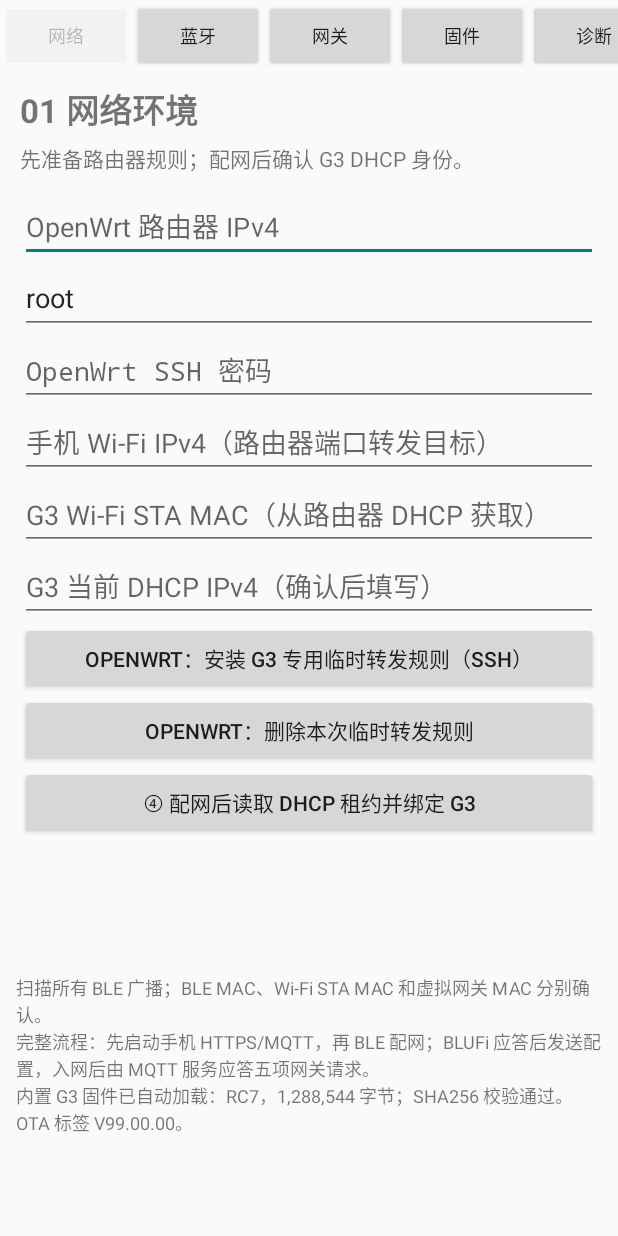
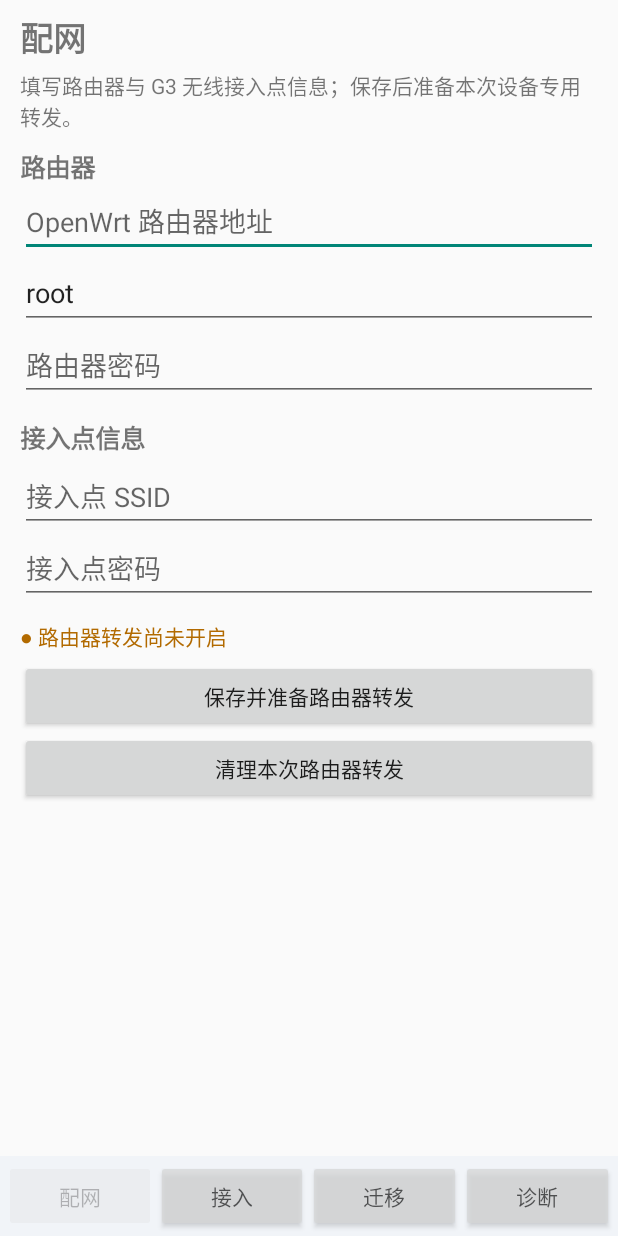
Before and after one commit to doa2011/daikin-g3-android, an Android app: the screen it shows after launch (MainActivity), on a phone screen of 412 x 824 dp. Run offline under Robolectric (Android 15) with nearby library versions, the phone set to English and light mode, and no system bars; pictures from the network do not load; 5 statements that could not run were skipped.

Commit message:
Reshape migration UI into four bottom tabs with advanced controls and status indicators

```diff
--- a/app/src/main/java/io/github/doa2011/g3provision/MainActivity.kt
+++ b/app/src/main/java/io/github/doa2011/g3provision/MainActivity.kt
@@ -68,96 +68,127 @@ class MainActivity : Activity() {
     private var firmwareFile: java.io.File? = null
     private var firmwareSha256: String? = null
     private lateinit var output: TextView
+    private lateinit var connectionStatus: TextView
+    private lateinit var routerStatus: TextView
+    private lateinit var gatewayAckPanel: LinearLayout
     private fun note(s: String) { runOnUiThread { if (::output.isInitialized) output.append(s + "\n") } }
     override fun onCreate(savedInstanceState: Bundle?) {
         super.onCreate(savedInstanceState)
         val root = LinearLayout(this).apply { orientation=LinearLayout.VERTICAL }
         val pages = linkedMapOf<String, ScrollView>()
-        val navigation = LinearLayout(this).apply { orientation=LinearLayout.HORIZONTAL }
-        val navScroll = HorizontalScrollView(this).apply {
-            isHorizontalScrollBarEnabled=false
-            addView(navigation)
-        }
         val content = android.widget.FrameLayout(this)
         fun createPage(key: String, title: String, subtitle: String): LinearLayout {
             val page = LinearLayout(this).apply {
                 orientation=LinearLayout.VERTICAL
                 setPadding(20,12,20,12)
                 addView(TextView(this@MainActivity).apply {
-                    text=title
-                    textSize=22f
+                    text=title; textSize=22f
                     setTypeface(typeface, android.graphics.Typeface.BOLD)
                 })
                 addView(TextView(this@MainActivity).apply { text=subtitle; setPadding(0,8,0,16) })
             }
-            val scroll = ScrollView(this).apply { isFillViewport=true; addView(page) }
+            val scroll=ScrollView(this).apply { isFillViewport=true; addView(page) }
             pages[key]=scroll
-            content.addView(scroll, android.widget.FrameLayout.LayoutParams(-1,-1))
+            content.addView(scroll,android.widget.FrameLayout.LayoutParams(-1,-1))
             return page
         }
-        fun field(page: LinearLayout, h: String, initial: String = ""): EditText = EditText(this).apply {
-            hint=h; setText(initial); page.addView(this)
+        fun field(page: LinearLayout, hintText: String, initial: String = ""): EditText =
+            EditText(this).apply { hint=hintText; setText(initial); page.addView(this) }
+        fun action(page: LinearLayout, label: String, onClick: () -> Unit) {
+            page.addView(Button(this).apply { text=label; setOnClickListener { onClick() } })
+        }
+        host=EditText(this).apply { hint="OpenWrt 路由器地址"; setText(currentGatewayIpv4()) }
+        sshUser=EditText(this).apply { hint="路由器用户名"; setText("root") }
+        sshPassword=EditText(this).apply { hint="路由器密码"; inputType=129 }
+        phoneIp=EditText(this).apply { setText(currentWifiIpv4()) }
+        ssid=EditText(this)
+        password=EditText(this).apply { inputType=129 }
+        bleAddress=EditText(this)
+        deviceStaMac=EditText(this)
+        g3Ip=EditText(this)
+        mac=EditText(this).apply { setText("020000000001") }
+        firmwareVersion=EditText(this).apply { setText(G3FirmwareValidator.BUNDLED_OTA_VERSION) }
+        selector=Spinner(this)
+        run {
+            val page=createPage("network","配网","填写路由器与 G3 无线接入点信息；保存后准备本次设备专用转发。")
+            page.addView(TextView(this).apply { text="路由器"; textSize=17f; setTypeface(typeface,android.graphics.Typeface.BOLD) })
+            page.addView(host); page.addView(sshUser); page.addView(sshPassword)
+            page.addView(TextView(this).apply { text="接入点信息"; textSize=17f; setPadding(0,18,0,4); setTypeface(typeface,android.graphics.Typeface.BOLD) })
+            field(page,"接入点 SSID").also { ssid=it }
+            field(page,"接入点密码").also { password=it; it.inputType=129 }
+            routerStatus=TextView(this).apply {
+                text="● 路由器转发尚未开启"
+                setTextColor(0xffb26a00.toInt()); setPadding(0,16,0,8)
+            }
+            page.addView(routerStatus)
+            action(page,"保存并准备路由器转发") {
+                phoneIp.setText(currentWifiIpv4())
+                installRouterSession()
+            }
+            action(page,"清理本次路由器转发") { removeRouterSession() }
         }
         run {
-            val page=createPage("network","01 网络环境","先准备路由器规则；配网后确认 G3 DHCP 身份。")
-            host=field(page,"OpenWrt 路由器 IPv4",currentGatewayIpv4())
-            sshUser=field(page,"OpenWrt SSH 用户名","root")
-            sshPassword=field(page,"OpenWrt SSH 密码").apply { inputType=129 }
-            phoneIp=field(page,"手机 Wi-Fi IPv4（路由器端口转发目标）",currentWifiIpv4())
-            deviceStaMac=field(page,"G3 Wi-Fi STA MAC（从路由器 DHCP 获取）")
-            g3Ip=field(page,"G3 当前 DHCP IPv4（确认后填写）")
-        page.addView(Button(this).apply { text="OpenWrt：安装 G3 专用临时转发规则（SSH）"; setOnClickListener { installRouterSession() } })
-        page.addView(Button(this).apply { text="OpenWrt：删除本次临时转发规则"; setOnClickListener { removeRouterSession() } })
-        page.addView(Button(this).apply { text="④ 配网后读取 DHCP 租约并绑定 G3"; setOnClickListener { discoverAndBindG3() } })
+            val page=createPage("access","接入","连接 G3 后发送接入点参数；不要求先完成其他标签操作。")
+            connectionStatus=TextView(this).apply {
+                text="● 尚未连接 G3"
+                setTextColor(0xffb3261e.toInt())
+                setPadding(12,12,12,12)
+                setBackgroundColor(0xffffebee.toInt())
+            }
+            page.addView(connectionStatus)
+            page.addView(selector)
+            action(page,"扫描并连接 G3") { scan() }
+            action(page,"发送配网参数") { provision() }
+            action(page,"高级") { showAccessAdvanced() }
         }
         run {
-            val page=createPage("ble","02 蓝牙配网","启动网关服务后扫描、连接并发送 Wi-Fi 配置。")
-            selector=Spinner(this); page.addView(selector)
-            bleAddress=field(page,"BLE MAC（可选，支持直接连接）")
-            ssid=field(page,"2.4GHz Wi-Fi SSID")
-            password=field(page,"Wi-Fi 密码").apply { inputType=129 }
-        page.addView(Button(this).apply { text="② 扫描 G3 BLE 设备"; setOnClickListener { scan() } })
-        page.addView(Button(this).apply { text="连接扫描选中设备"; setOnClickListener { connect() } })
-        page.addView(Button(this).apply { text="按 MAC 直接连接"; setOnClickListener { connectAddress() } })
-        page.addView(Button(this).apply { text="重试 BLUFi 握手（读取版本）"; setOnClickListener { requestBlufiVersion(retry=true) } })
-        page.addView(Button(this).apply { text="③ 发送 Wi-Fi 配网（不刷机）"; setOnClickListener { provision() } })
-        page.addView(Button(this).apply { text="仅补发虚拟网关 MAC（已配网，短按网络键后连接）"; setOnClickListener { provision(gatewayOnly=true) } })
+            val page=createPage("migration","迁移","发送 ESP32 / MCU 固件，并观察网关应答状态。")
+            action(page,"发送 OTA（ESP32 固件）") { triggerOta() }
+            action(page,"发送 MCU 固件") { showMcuUpgradeStatus() }
+            action(page,"高级") { showMigrationAdvanced() }
+            page.addView(TextView(this).apply {
+                text="五项网关应答检测"; textSize=18f
+                setTypeface(typeface,android.graphics.Typeface.BOLD)
+                setPadding(0,20,0,8)
+            })
+            gatewayAckPanel=LinearLayout(this).apply { orientation=LinearLayout.VERTICAL }
+            page.addView(gatewayAckPanel)
         }
         run {
-            val page=createPage("gateway","03 虚拟网关","配网前启动服务；观察五项网关请求与应答。")
-            mac=field(page,"虚拟网关 MAC","020000000001")
-        page.addView(Button(this).apply { text="① 启动手机 HTTPS/MQTT 服务（配网前）"; setOnClickListener { startLocalHttps() } })
-        page.addView(Button(this).apply { text="查看五项网关应答"; setOnClickListener { showGatewayAcks() } })
+            val page=createPage("diagnostics","诊断","总体操作日志与 MQTT 链路诊断。")
+            action(page,"打开 MQTT 链路诊断") { showMqttDiagnostics() }
+            output=TextView(this).apply { textSize=12f; setPadding(4,12,4,12) }
+            page.addView(output)
         }
-        run {
-            val page=createPage("firmware","04 固件迁移","仅在满足现有安全检查后触发 OTA。")
-            firmwareVersion=field(page,"OTA 目标标签（内置 RC7：V99.00.00）",G3FirmwareValidator.BUNDLED_OTA_VERSION)
-        page.addView(Button(this).apply { text="高级：手动选择其他 G3 raw 固件"; setOnClickListener { chooseFirmware() } })
-        page.addView(Button(this).apply { text="触发 ESP32 OTA（严格检查后单次发送）"; setOnClickListener { triggerOta() } })
-        }
-        run {
-            val page=createPage("diagnostics","05 实时诊断","查看网络与 MQTT 日志；下方保留操作反馈。")
-        page.addView(Button(this).apply { text="查看网络与 MQTT 实时诊断"; setOnClickListener { showMqttDiagnostics() } })
+        val navigation=LinearLayout(this).apply {
+            orientation=LinearLayout.HORIZONTAL
+            setPadding(4,4,4,4)
+            setBackgroundColor(0xfff1f4f8.toInt())
         }
         val navButtons=linkedMapOf<String,Button>()
-        fun selectPage(key: String) {
-            pages.forEach { (id, view) -> view.visibility=if(id==key) android.view.View.VISIBLE else android.view.View.GONE }
-            navButtons.forEach { (id, button) -> button.isEnabled=id!=key }
+        fun selectPage(key:String) {
+            pages.forEach { (id,view) -> view.visibility=if(id==key) android.view.View.VISIBLE else android.view.View.GONE }
+            navButtons.forEach { (id,button) ->
+                button.isEnabled=id!=key
+                button.alpha=if(id==key) 1f else 0.72f
+            }
         }
-        listOf("network" to "网络","ble" to "蓝牙","gateway" to "网关","firmware" to "固件","diagnostics" to "诊断").forEach { (key,label) ->
-            val button=Button(this).apply { text=label; textSize=12f; minWidth=0; setOnClickListener { selectPage(key) } }
+        listOf("network" to "配网","access" to "接入","migration" to "迁移","diagnostics" to "诊断").forEach { (key,label) ->
+            val button=Button(this).apply {
+                text=label; textSize=14f; minWidth=0
+                setPadding(2,8,2,8)
+                setOnClickListener { selectPage(key) }
+            }
             navButtons[key]=button
-            navigation.addView(button,LinearLayout.LayoutParams(-2,-2))
+            navigation.addView(button,LinearLayout.LayoutParams(0,-2,1f))
         }
         selectPage("network")
-        root.addView(navScroll,LinearLayout.LayoutParams(-1,-2))
         root.addView(content,LinearLayout.LayoutParams(-1,0,1f))
-        output=TextView(this).apply { textSize=12f; setPadding(16,8,16,8) }
-        root.addView(ScrollView(this).apply { addView(output) },
-            LinearLayout.LayoutParams(-1,(180*resources.displayMetrics.density).toInt()))
+        root.addView(navigation,LinearLayout.LayoutParams(-1,-2))
         setContentView(root)
-        note("扫描所有 BLE 广播；BLE MAC、Wi-Fi STA MAC 和虚拟网关 MAC 分别确认。")
-        note("完整流程：先启动手机 HTTPS/MQTT，再 BLE 配网；BLUFi 应答后发送配置，入网后由 MQTT 服务应答五项网关请求。")
+        renderGatewayAcks()
+        note("四个标签可独立操作；缺少前置条件时会提示，但不会锁住其他标签。")
+        note("BLE MAC、Wi-Fi STA MAC 与虚拟网关 MAC 是不同身份，不能互相推算。")
         try {
             val bundled=G3FirmwareValidator.loadBundled(this)
             firmwareFile=bundled.first
@@ -184,7 +215,8 @@ class MainActivity : Activity() {
                 val result = RouterBootstrap.prepare(router,user,secret,phone)
                 MigrationDiagnostics.append(this, "SSH operation=prepare OK")
                 routerSessionId = result.sessionId
-                note("OpenWrt 会话准备成功。四条规则已创建但保持 disabled，不会影响现有设备流量。\n会话 ID：" + result.sessionId + "\n" + result.output + "\nSSH 主机密钥采用首次信任，未进行独立核验。")
+                runOnUiThread { routerStatus.text="● 路由器规则模板已准备；待配网后识别 G3 DHCP 身份并启用转发"; routerStatus.setTextColor(0xffb26a00.toInt()) }
+                note("OpenWrt 会话准备成功。四条 G3 专用规则已创建但保持 disabled；识别并绑定 G3 DHCP 身份后才会启用，不影响其他设备。\n会话 ID：" + result.sessionId + "\n" + result.output + "\nSSH 主机密钥采用首次信任，未进行独立核验。")
             } catch (e: Exception) { MigrationDiagnostics.append(this, "SSH operation=prepare ERROR type=${e.javaClass.simpleName}"); note("OpenWrt 会话准备失败：" + (e.message ?: e.javaClass.simpleName)) }
         }.start()
     }
@@ -236,6 +268,7 @@ class MainActivity : Activity() {
                                     MigrationDiagnostics.append(this, "SSH operation=bind START")
                 val bound = RouterBootstrap.bind(router,user,secret,id,selected.second)
                 MigrationDiagnostics.append(this, "SSH operation=bind OK")
+                                    runOnUiThread { routerStatus.text="● G3 专用路由器转发已开启"; routerStatus.setTextColor(0xff137333.toInt()); routerStatus.setBackgroundColor(0xffe6f4ea.toInt()) }
                                     note("已将 G3 DHCP 身份绑定到本次会话：MAC=" + selected.first + "，IP=" + selected.second + "\n" + bound.output)
                                 } catch (e: Exception) { MigrationDiagnostics.append(this, "SSH operation=bind ERROR type=${e.javaClass.simpleName}"); note("绑定 G3 DHCP 地址失败：" + (e.message ?: e.javaClass.simpleName)) }
                             }.start()
@@ -447,14 +480,15 @@ class MainActivity : Activity() {
         blufiVersionReceived=false
         handler.removeCallbacks(blufiTimeoutRunnable)
         gatt?.close()
+        connectionStatus.text="● 正在连接 G3…"; connectionStatus.setTextColor(0xffb26a00.toInt()); connectionStatus.setBackgroundColor(0xfffff4e5.toInt())
         note("尝试 GATT 连接 " + device.address)
         try { gatt = device.connectGatt(this, false, callbacks, BluetoothDevice.TRANSPORT_LE) }
         catch (e: Exception) { note("GATT 异常: " + e.message) }
     }
     private val callbacks=object: BluetoothGattCallback() {
         override fun onConnectionStateChange(g:BluetoothGatt,status:Int,newState:Int) {
-            if(status==0&&newState==BluetoothProfile.STATE_CONNECTED) {note("已连接");g.discoverServices()}
-            else { handler.post { if(g===gatt) { note("BLE 断开 status=$status，已提交分片 $chunkIndex/${chunks.size}"); gatt=null; tx=null; provisioningSending=false; pendingProvision=false; writeInFlight=false; blufiVersionRequested=false; handler.removeCallbacks(blufiTimeoutRunnable); chunks=emptyList() }; g.close() } }
+            if(status==0&&newState==BluetoothProfile.STATE_CONNECTED) { handler.post { if(g===gatt) { connectionStatus.text="● G3 已连接"; connectionStatus.setTextColor(0xff137333.toInt()); connectionStatus.setBackgroundColor(0xffe6f4ea.toInt()); note("已连接"); g.discoverServices() } } }
+            else { handler.post { if(g===gatt) { connectionStatus.text="● G3 未连接"; connectionStatus.setTextColor(0xffb3261e.toInt()); connectionStatus.setBackgroundColor(0xffffebee.toInt()); note("BLE 断开 status=$status，已提交分片 $chunkIndex/${chunks.size}"); gatt=null; tx=null; provisioningSending=false; pendingProvision=false; writeInFlight=false; blufiVersionRequested=false; handler.removeCallbacks(blufiTimeoutRunnable); chunks=emptyList() }; g.close() } }
         }
         override fun onServicesDiscovered(g:BluetoothGatt,status:Int) {
             val s=g.getService(service) ?: return note("缺少 FFFF 服务")
@@ -694,12 +728,50 @@ class MainActivity : Activity() {
         refresh.run()
     }
 
+    private fun renderGatewayAcks() {
+        if (!::gatewayAckPanel.isInitialized) return
+        val acks=getSharedPreferences("g3",0).getStringSet("gateway_acks",emptySet()) ?: emptySet()
+        val expected=listOf("snapshot_upload","get_weather","login_ipbox","get_filter_sensor3","get_error_sensor3")
+        gatewayAckPanel.removeAllViews()
+        expected.forEach { name ->
+            val received=acks.any { it.endsWith(name) }
+            gatewayAckPanel.addView(TextView(this).apply {
+                text=(if(received) "● " else "● ")+name+(if(received) "  已收到应答" else "  尚未确认")
+                setTextColor(if(received) 0xff137333.toInt() else 0xffb3261e.toInt())
+                setPadding(4,7,4,7)
+            })
+        }
+        val count=expected.count { name -> acks.any { it.endsWith(name) } }
+        gatewayAckPanel.addView(TextView(this).apply { text="已确认 $count / 5 项"; setPadding(4,10,4,8) })
+    }
     private fun showGatewayAcks() {
-        val acks = getSharedPreferences("g3", 0).getStringSet("gateway_acks", emptySet()) ?: emptySet()
-        val expected = listOf("snapshot_upload", "get_weather", "login_ipbox", "get_filter_sensor3", "get_error_sensor3")
-        val lines = expected.map { name -> (if (acks.any { it.endsWith(name) }) "✓ " else "○ ") + name }
-        val ota = getSharedPreferences("g3", 0).getString("ota_state", "尚未触发") ?: "尚未触发"
-        note("网关应答进度 " + acks.size + "/5\n" + lines.joinToString("\n") + "\nOTA 状态：" + ota)
+        renderGatewayAcks()
+        val acks=getSharedPreferences("g3",0).getStringSet("gateway_acks",emptySet()) ?: emptySet()
+        note("网关应答进度 "+acks.size+"/5")
+    }
+    private fun showAccessAdvanced() {
+        val panel=LinearLayout(this).apply { orientation=LinearLayout.VERTICAL; setPadding(20,8,20,8) }
+        panel.addView(TextView(this).apply { text="G3 蓝牙 MAC（可手动查看或修改）" })
+        panel.addView(bleAddress)
+        panel.addView(Button(this).apply { text="按此 MAC 直连 G3"; setOnClickListener { connectAddress() } })
+        panel.addView(TextView(this).apply { text="虚拟网关 MAC（单发身份帧）"; setPadding(0,12,0,0) })
+        panel.addView(mac)
+        panel.addView(Button(this).apply { text="单独发送网关 MAC"; setOnClickListener { provision(gatewayOnly=true) } })
+        android.app.AlertDialog.Builder(this).setTitle("接入高级设置").setView(panel).setPositiveButton("完成",null).show()
+    }
+    private fun showMigrationAdvanced() {
+        val panel=LinearLayout(this).apply { orientation=LinearLayout.VERTICAL; setPadding(20,8,20,8) }
+        panel.addView(TextView(this).apply { text="G3 Wi-Fi STA MAC" }); panel.addView(deviceStaMac)
+        panel.addView(TextView(this).apply { text="G3 当前 IP 地址" }); panel.addView(g3Ip)
+        panel.addView(TextView(this).apply { text="ESP32 固件版本标签" }); panel.addView(firmwareVersion)
+        panel.addView(Button(this).apply { text="选择并校验 ESP32 raw 固件"; setOnClickListener { chooseFirmware() } })
+        android.app.AlertDialog.Builder(this).setTitle("迁移高级设置").setView(panel).setPositiveButton("完成",null).show()
+    }
+    private fun showMcuUpgradeStatus() {
+        android.app.AlertDialog.Builder(this).setTitle("屏幕 MCU 固件升级")
+            .setMessage("当前 APK 已有 MCU 只读探针状态机测试，但尚未接入经过上游源码核实的 MCU 写入/升级传输适配器。为避免向屏幕 MCU 发送未经确认的命令，本按钮暂不发送升级数据。待确认设备端已上传的镜像、版本探针及真实升级接口后再启用。")
+            .setPositiveButton("知道了",null).show()
+        note("MCU 升级请求：当前仅有探针协调器，无真实升级传输适配器；未发送任何 MCU 命令。")
     }
 
 
```
